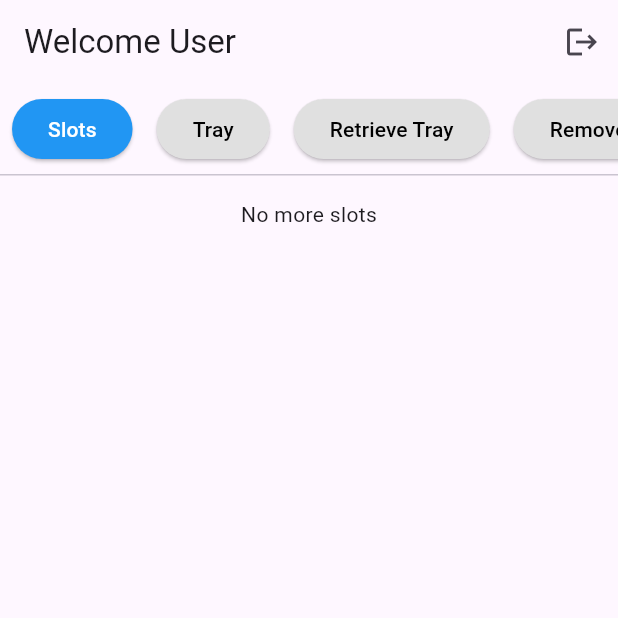
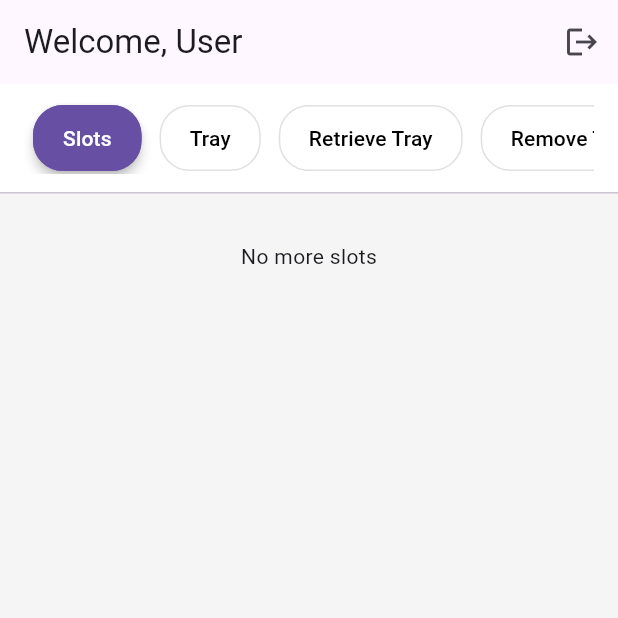
Before and after one commit to Magesh08/robot-admin-flutter, a Flutter app: the MainPage screen opened directly, on a phone screen of 412 x 824 dp, the top half of it. Run offline on Flutter 3.47's test engine with Material 3 defaults, Android fonts, the phone set to English and light mode, and no system bars; our stand-ins replace shared_preferences; accounts and stored records are empty.

Commit message:
new branch

```diff
--- a/lib/pages/main/main_page.dart
+++ b/lib/pages/main/main_page.dart
@@ -1,7 +1,6 @@
-// lib/pages/main_page/main_page.dart
+import 'package:flutter/material.dart';
 import 'package:admin_app_flutter/pages/Robot_Slots/robot_slots.dart';
 import 'package:admin_app_flutter/pages/Robot_Tray/robot_tray.dart';
-import 'package:flutter/material.dart';
 import 'package:admin_app_flutter/auth/auth_service.dart';
 import 'package:admin_app_flutter/pages/login_page/login_page.dart';
 
@@ -32,7 +31,6 @@ class _MainPageState extends State<MainPage> {
   void logout(BuildContext context) async {
     await AuthService().clearToken();
     Navigator.pushReplacement(
-      // ignore: use_build_context_synchronously
       context,
       MaterialPageRoute(builder: (_) => const LoginPage()),
     );
@@ -51,9 +49,11 @@ class _MainPageState extends State<MainPage> {
 
   @override
   Widget build(BuildContext context) {
+    final theme = Theme.of(context);
     return Scaffold(
+      backgroundColor: Colors.grey[100],
       appBar: AppBar(
-        title: Text("Welcome ${widget.userName}"),
+        title: Text('Welcome, ${widget.userName}'),
         actions: [
           IconButton(
             icon: const Icon(Icons.logout),
@@ -63,36 +63,55 @@ class _MainPageState extends State<MainPage> {
       ),
       body: Column(
         children: [
-          SizedBox(
-            height: 60,
-            child: ListView.builder(
+          Container(
+            color: Colors.white,
+            padding: const EdgeInsets.symmetric(horizontal: 16, vertical: 12),
+            child: SingleChildScrollView(
               scrollDirection: Axis.horizontal,
-              itemCount: robotOptions.length,
-              itemBuilder: (context, index) {
-                final option = robotOptions[index];
+              child: Row(
+                children:
+                    robotOptions.map((option) {
                       final isSelected = option == selectedOption;
                       return Padding(
-                  padding: const EdgeInsets.symmetric(
-                    horizontal: 8,
-                    vertical: 10,
-                  ),
+                        padding: const EdgeInsets.symmetric(horizontal: 6),
                         child: ElevatedButton(
                           onPressed: () {
                             setState(() => selectedOption = option);
                           },
                           style: ElevatedButton.styleFrom(
+                            elevation: isSelected ? 3 : 0,
                             backgroundColor:
-                          isSelected ? Colors.blue : Colors.grey[300],
-                      foregroundColor: isSelected ? Colors.white : Colors.black,
+                                isSelected ? theme.primaryColor : Colors.white,
+                            foregroundColor:
+                                isSelected ? Colors.white : Colors.black,
+                            shape: RoundedRectangleBorder(
+                              borderRadius: BorderRadius.circular(20),
+                              side: BorderSide(
+                                color:
+                                    isSelected
+                                        ? theme.primaryColor
+                                        : Colors.grey.shade300,
+                              ),
+                            ),
+                            padding: const EdgeInsets.symmetric(
+                              horizontal: 20,
+                              vertical: 12,
+                            ),
                           ),
                           child: Text(option),
                         ),
                       );
-              },
+                    }).toList(),
+              ),
             ),
           ),
           const Divider(height: 1),
-          Expanded(child: _getContent()),
+          Expanded(
+            child: Padding(
+              padding: const EdgeInsets.all(16.0),
+              child: _getContent(),
+            ),
+          ),
         ],
       ),
     );
```
Also changed, not shown: 1 other file. Lines whose indentation alone changed are shown as unchanged.
